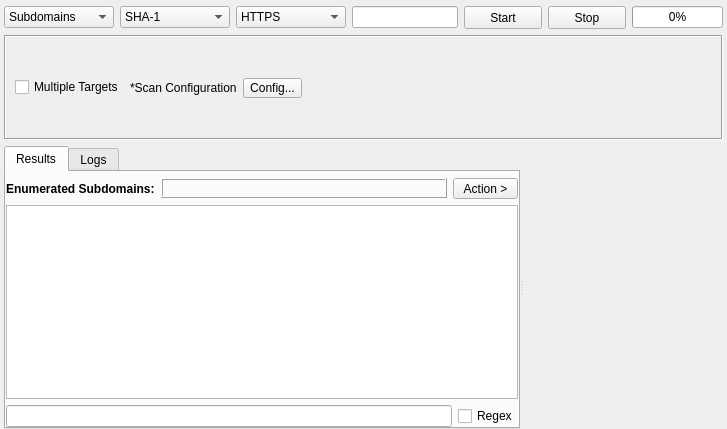
First picture: the form in sub3suite/src/engines/ssl/Ssl.ui, repository 3nock/OTE, before the edit.
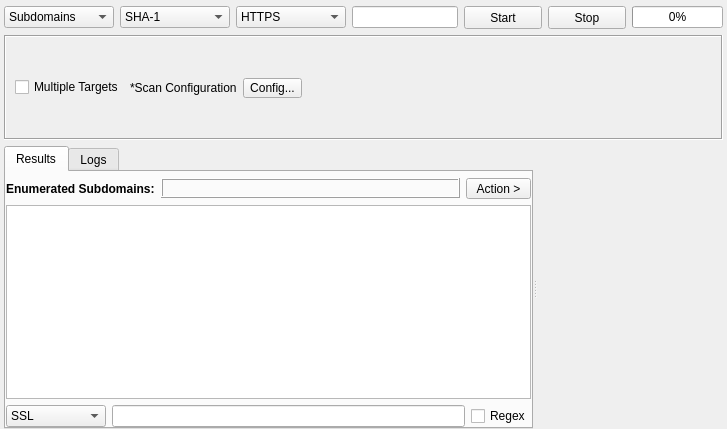
Second picture: the form after the edit. Custom widgets are drawn as their Qt base class.

Patch:
```diff
--- a/sub3suite/src/engines/ssl/Ssl.ui
+++ b/sub3suite/src/engines/ssl/Ssl.ui
@@ -451,6 +451,26 @@
            </item>
            <item>
             <layout class="QHBoxLayout" name="horizontalLayout_7">
+             <item>
+              <widget class="QComboBox" name="comboBoxFilter">
+               <property name="minimumSize">
+                <size>
+                 <width>100</width>
+                 <height>0</height>
+                </size>
+               </property>
+               <item>
+                <property name="text">
+                 <string>SSL</string>
+                </property>
+               </item>
+               <item>
+                <property name="text">
+                 <string>Value</string>
+                </property>
+               </item>
+              </widget>
+             </item>
              <item>
               <widget class="QLineEdit" name="lineEditFilter"/>
              </item>
```
